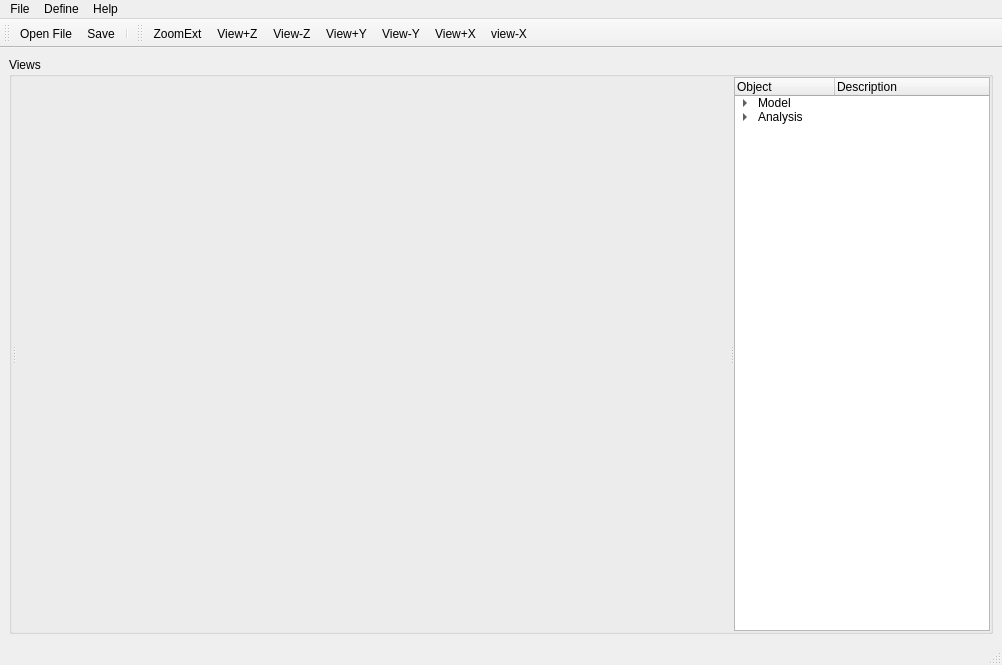
Above: FluxSol-CAE/SimpleView.ui from luchete80/fluxsol before the change. Below: the same form after it.
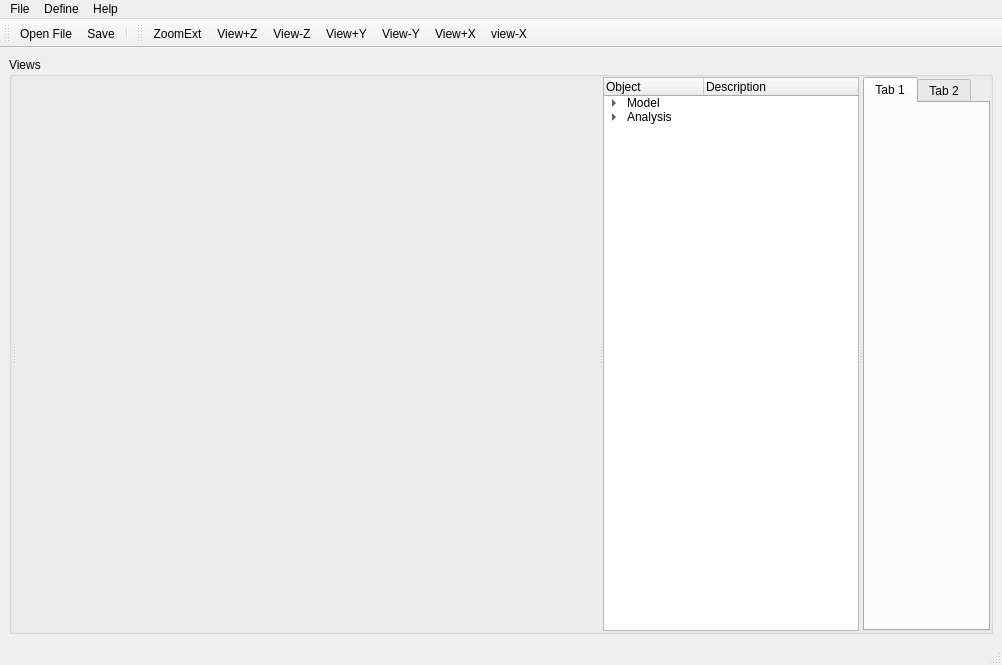
That is the form after the change. Icons and pictures are not drawn. Custom widgets are drawn as their Qt base class.

Commit message: Changed Icons and views.

```diff
--- a/FluxSol-CAE/SimpleView.ui
+++ b/FluxSol-CAE/SimpleView.ui
@@ -25,7 +25,7 @@
   </property>
   <widget class="QWidget" name="centralwidget">
    <layout class="QGridLayout" name="gridLayout">
-    <item row="0" column="0">
+    <item row="1" column="0">
      <widget class="QGroupBox" name="groupBoxGraph">
       <property name="sizePolicy">
        <sizepolicy hsizetype="Expanding" vsizetype="Expanding">
@@ -54,6 +54,9 @@
        </property>
        <item>
         <widget class="QSplitter" name="splitter">
+         <property name="layoutDirection">
+          <enum>Qt::LeftToRight</enum>
+         </property>
          <property name="orientation">
           <enum>Qt::Horizontal</enum>
          </property>
@@ -155,6 +158,18 @@
            </item>
           </item>
          </widget>
+         <widget class="QTabWidget" name="tabWidget">
+          <widget class="QWidget" name="tab">
+           <attribute name="title">
+            <string>Tab 1</string>
+           </attribute>
+          </widget>
+          <widget class="QWidget" name="tab_2">
+           <attribute name="title">
+            <string>Tab 2</string>
+           </attribute>
+          </widget>
+         </widget>
         </widget>
        </item>
       </layout>
```
Left out of the diff: 11 changed lines with no effect on the pictures. The commit also changes 10 other files.
